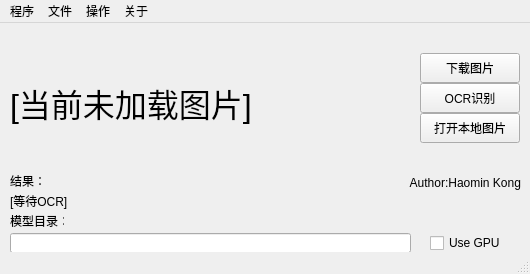
Above: Deploy/QT/SHMTU_CAS_OCR_Demo_QT/mainwindow.ui from JiangtaoQu/SHMTU_CAS before the change. Below: the same form after it.
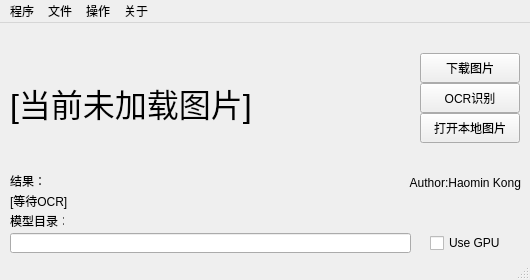
That is the form after the change.

```diff
--- a/Deploy/QT/SHMTU_CAS_OCR_Demo_QT/mainwindow.ui
+++ b/Deploy/QT/SHMTU_CAS_OCR_Demo_QT/mainwindow.ui
@@ -7,7 +7,7 @@
     <x>0</x>
     <y>0</y>
     <width>530</width>
-    <height>274</height>
+    <height>280</height>
    </rect>
   </property>
   <property name="windowTitle">
```
Left out of the diff: 2 changed lines with no effect on the pictures.
